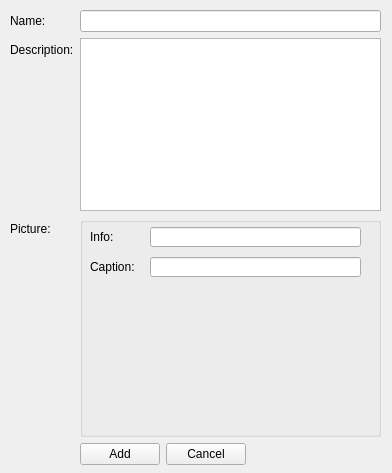
Wolframe/qtClient, file qt/apps/configurator/forms/picture_add.ui: the form before one commit.
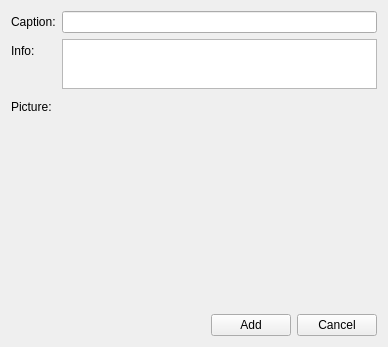
The form after the commit. Custom widgets are drawn as their Qt base class.

Commit message: qtclient picture adds work

Diff of the .ui file:
```diff
--- a/qt/apps/configurator/forms/picture_add.ui
+++ b/qt/apps/configurator/forms/picture_add.ui
@@ -6,63 +6,49 @@
    <rect>
     <x>0</x>
     <y>0</y>
-    <width>392</width>
-    <height>473</height>
+    <width>388</width>
+    <height>347</height>
    </rect>
   </property>
   <property name="windowTitle">
    <string>Form</string>
   </property>
-  <widget class="QWidget" name="formLayoutWidget">
-   <property name="geometry">
-    <rect>
-     <x>10</x>
-     <y>10</y>
-     <width>371</width>
-     <height>455</height>
-    </rect>
-   </property>
    <layout class="QFormLayout" name="formLayout">
     <property name="fieldGrowthPolicy">
      <enum>QFormLayout::AllNonFixedFieldsGrow</enum>
     </property>
-    <item row="0" column="0">
-     <widget class="QLabel" name="label_name">
-      <property name="text">
-       <string>Name:</string>
-      </property>
-      <property name="buddy">
-       <cstring>name</cstring>
-      </property>
-     </widget>
-    </item>
-    <item row="0" column="1">
-     <widget class="QLineEdit" name="name"/>
-    </item>
-    <item row="1" column="0">
-     <widget class="QLabel" name="label_description">
-      <property name="text">
-       <string>Description:</string>
-      </property>
-     </widget>
-    </item>
     <item row="1" column="1">
-     <widget class="QPlainTextEdit" name="description"/>
-    </item>
-    <item row="2" column="0">
+    <widget class="QPlainTextEdit" name="info">
+     <property name="maximumSize">
+      <size>
+       <width>16777215</width>
+       <height>50</height>
+      </size>
+     </property>
+    </widget>
+   </item>
+   <item row="3" column="0">
      <widget class="QLabel" name="label_picture">
       <property name="text">
        <string>Picture:</string>
       </property>
      </widget>
     </item>
-    <item row="3" column="1">
-     <layout class="QFormLayout" name="formLayout_2">
-      <property name="fieldGrowthPolicy">
-       <enum>QFormLayout::AllNonFixedFieldsGrow</enum>
-      </property>
-      <item row="0" column="0">
+   <item row="4" column="1">
        <layout class="QHBoxLayout" name="horizontalLayout">
+     <item>
+      <spacer name="horizontalSpacer">
+       <property name="orientation">
+        <enum>Qt::Horizontal</enum>
+       </property>
+       <property name="sizeHint" stdset="0">
+        <size>
+         <width>40</width>
+         <height>20</height>
+        </size>
+       </property>
+      </spacer>
+     </item>
         <item>
          <widget class="QPushButton" name="add">
           <property name="text">
@@ -97,85 +83,34 @@
         </item>
        </layout>
       </item>
-     </layout>
-    </item>
-    <item row="2" column="1">
-     <widget class="QGroupBox" name="picture">
-      <property name="minimumSize">
-       <size>
-        <width>0</width>
-        <height>220</height>
-       </size>
-      </property>
-      <property name="title">
-       <string/>
-      </property>
-      <widget class="PictureChooser" name="image">
-       <property name="geometry">
-        <rect>
-         <x>67</x>
-         <y>69</y>
-         <width>211</width>
-         <height>141</height>
-        </rect>
-       </property>
-       <property name="minimumSize">
-        <size>
-         <width>0</width>
-         <height>100</height>
-        </size>
-       </property>
-      </widget>
-      <widget class="QLabel" name="label_info">
-       <property name="geometry">
-        <rect>
-         <x>10</x>
-         <y>10</y>
-         <width>27</width>
-         <height>20</height>
-        </rect>
-       </property>
-       <property name="text">
-        <string>Info:</string>
-       </property>
-      </widget>
-      <widget class="QLineEdit" name="caption">
-       <property name="geometry">
-        <rect>
-         <x>70</x>
-         <y>40</y>
-         <width>211</width>
-         <height>20</height>
-        </rect>
-       </property>
-      </widget>
+   <item row="0" column="0">
       <widget class="QLabel" name="label_caption">
-       <property name="geometry">
-        <rect>
-         <x>10</x>
-         <y>40</y>
-         <width>52</width>
-         <height>20</height>
-        </rect>
-       </property>
        <property name="text">
         <string>Caption:</string>
        </property>
       </widget>
-      <widget class="QLineEdit" name="info">
-       <property name="geometry">
-        <rect>
-         <x>70</x>
-         <y>10</y>
-         <width>211</width>
-         <height>20</height>
-        </rect>
-       </property>
-      </widget>
+   </item>
+   <item row="0" column="1">
+    <widget class="QLineEdit" name="caption"/>
+   </item>
+   <item row="1" column="0">
+    <widget class="QLabel" name="label_info">
+     <property name="text">
+      <string>Info:</string>
+     </property>
+    </widget>
+   </item>
+   <item row="3" column="1">
+    <widget class="PictureChooser" name="image">
+     <property name="minimumSize">
+      <size>
+       <width>0</width>
+       <height>200</height>
+      </size>
+     </property>
      </widget>
     </item>
    </layout>
-  </widget>
  </widget>
  <customwidgets>
   <customwidget>
```
Left out of the diff: 13 changed lines with no effect on the pictures. Lines whose indentation alone changed are shown as unchanged.
